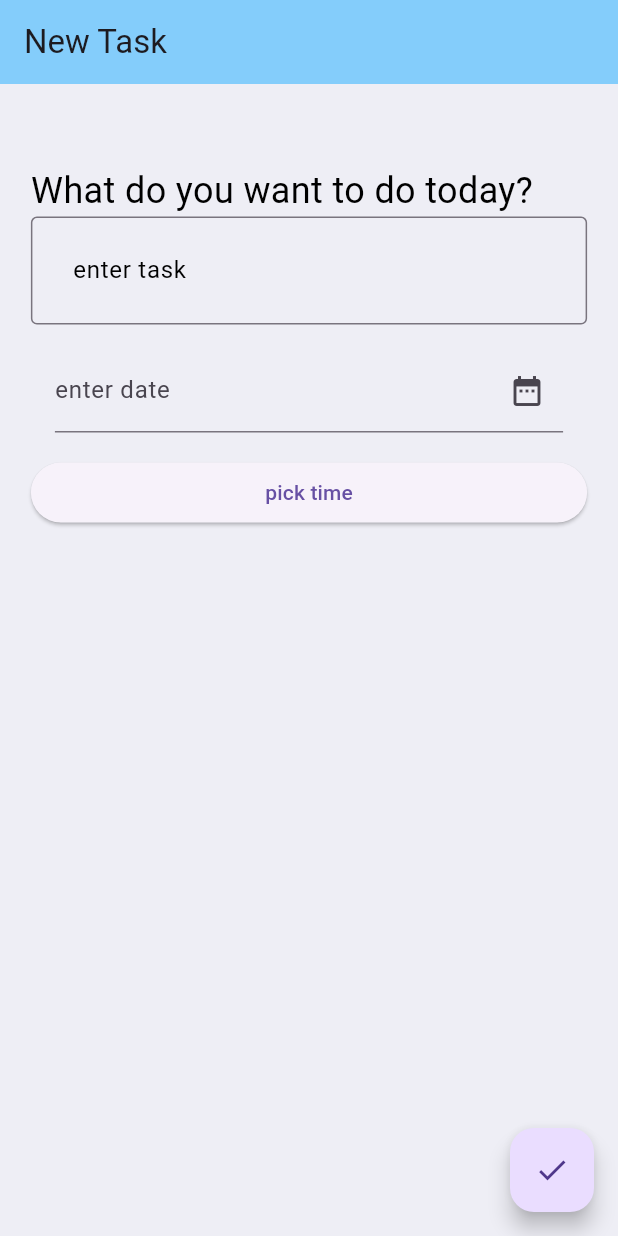
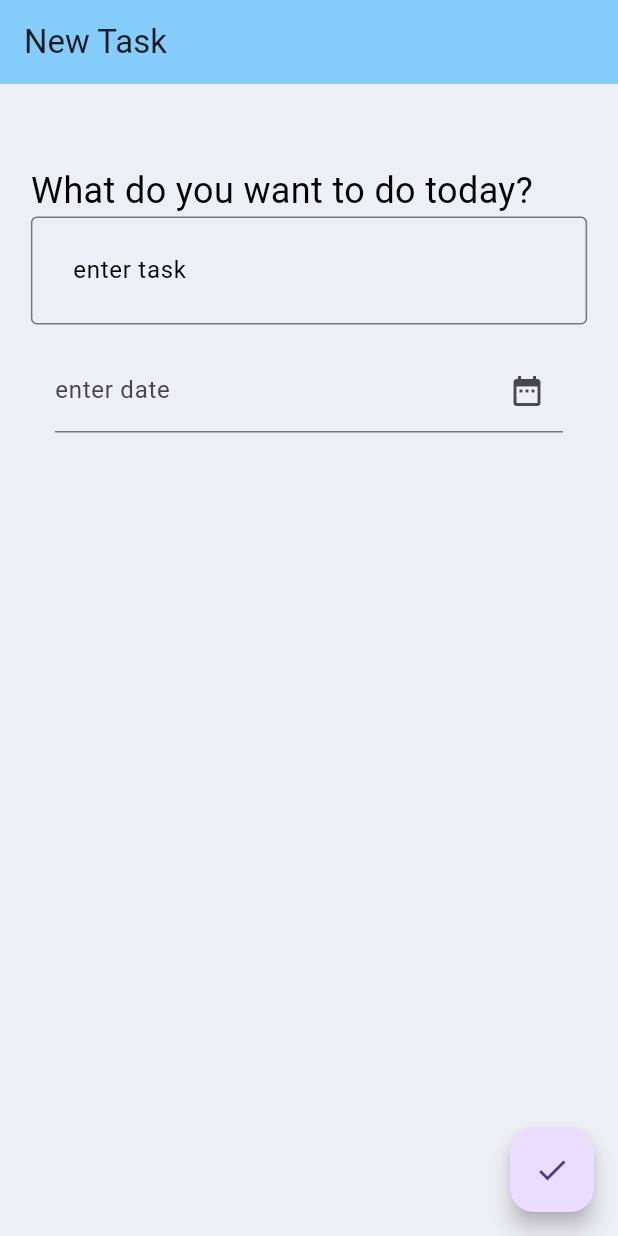
Before and after one commit to masked-mermaid/Todo, a Flutter app: the screen it shows after launch, after a tap on the "add" icon, on a phone screen of 412 x 824 dp. Run offline on Flutter 3.47's test engine with Material 3 defaults, Android fonts, the phone set to English and light mode, and no system bars; our stand-ins replace google_fonts.

Commit message:
date and time selector

```diff
--- a/lib/add_task.dart
+++ b/lib/add_task.dart
@@ -9,10 +9,15 @@ class AddTask extends StatefulWidget {
 }
 
 class _AddTaskState extends State<AddTask> {
+  DateTime selectedDate = DateTime.now();
+  TimeOfDay selectedTime= TimeOfDay.now();
+                              bool selectTime= false;
+
   @override
   Widget build(BuildContext context) {
     return MaterialApp(
-      debugShowCheckedModeBanner: false,
+      debugShowCheckedModeBanner: false ,
+
       home: Scaffold(
 
         appBar: AppBar(title: Text('New Task'),
@@ -56,25 +61,55 @@ class _AddTaskState extends State<AddTask> {
                       decoration: InputDecoration(
                         suffixIcon: Icon(Icons.date_range),
                         label: Text('enter date'),
-                        hintText: 'Date not set',
+                        hintText: '${selectedDate.year}/${selectedDate.month}/${selectedDate.day}',
+
                       ),
                       onTap:
-                          () => showDatePicker(
+                          () async{
+                            DateTime? date = await showDatePicker(
                             context: context,
                             firstDate: DateTime.now(),
                             lastDate: DateTime(2100),
-                          ),
+                          );
+                          if (date!=null){
+                            setState(() {
+                              selectedDate=date;
+                              print('date today is $selectedDate');
+                              selectTime= true;
+                            });
+                          }}
                     ),
                   ),
+                  Visibility(
+                    visible: selectTime,
+                    child: Padding(
+                    padding: const EdgeInsets.all(16),
+                    child: TextFormField(
+                      controller: TextEditingController(),
+                      readOnly: true,
 
-                  ElevatedButton(
-                    onPressed:
-                        () => showTimePicker(
-                          context: context,
-                          initialTime: TimeOfDay.now(),
-                        ),
-                    child: Text('pick time'),
-                  ),
+                      decoration: InputDecoration(
+                        suffixIcon: Icon(Icons.watch_later_outlined),
+                        label: Text('select time'),
+                        hintText: '${selectedTime.hour}:${selectedTime.minute}',
+
+                      ),
+                      onTap:
+                          () async{
+                            TimeOfDay? time= await showTimePicker(
+                            context: context,
+                           initialTime: TimeOfDay.now()
+                          );
+                          if (time!=null){
+                            setState(() {
+                              selectedTime=time;
+                              print('date today is $time');
+                            });
+                          }}
+                    ),
+                  ),),
+
+
                 ],
               ),
             ),
@@ -88,14 +123,4 @@ class _AddTaskState extends State<AddTask> {
     );
   }
 
-  Widget pickDate() {
-    return DatePickerDialog(
-      firstDate: DateTime.now(),
-      lastDate: DateTime(2027),
-    );
-  }
-
-  Widget picktime() {
-    return TimePickerDialog(initialTime: TimeOfDay.now());
-  }
 }
```
